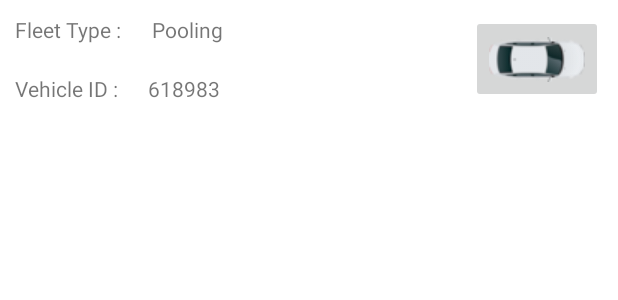
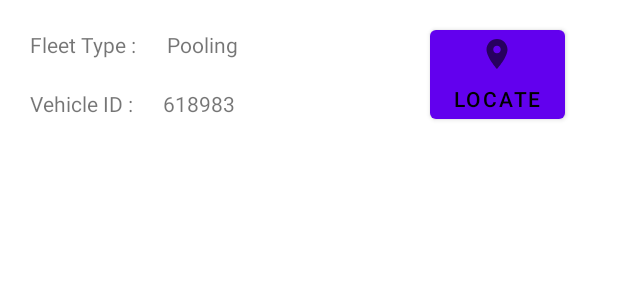
Before and after one commit to Disav0wed/EChauffeur, an Android app: the layout vehicle_list_rv_item.xml on its own in the app's theme, with its tools: preview values and no code run, on a phone screen of 412 x 824 dp. Shown: the top 300 px of the screen. Run offline under Robolectric (Android 15) with nearby library versions, the phone set to English and light mode, and no system bars.

```diff
--- a/app/build.gradle
+++ b/app/build.gradle
@@ -7,6 +7,10 @@ plugins {
 
 android {
     compileSdk 31
+
+    buildFeatures {
+        viewBinding true
+    }
 
     defaultConfig {
         applicationId "com.ibrahimrecepserpici.echauffeur"
--- /dev/null
+++ b/app/src/main/java/com/ibrahimrecepserpici/echauffeur/enums/IFragmentNav.kt
@@ -0,0 +1,6 @@
+package com.ibrahimrecepserpici.echauffeur.enums
+
+interface IFragmentNav {
+    fun getMenuItemId(): Int
+    fun getFragmentNavigationAction(): Int
+}
--- /dev/null
+++ b/app/src/main/res/drawable/ic_baseline_location_on_24.xml
@@ -0,0 +1,10 @@
+<vector xmlns:android="http://schemas.android.com/apk/res/android"
+    android:width="24dp"
+    android:height="24dp"
+    android:viewportWidth="24"
+    android:viewportHeight="24"
+    android:tint="?attr/colorControlNormal">
+  <path
+      android:fillColor="@android:color/white"
+      android:pathData="M12,2C8.13,2 5,5.13 5,9c0,5.25 7,13 7,13s7,-7.75 7,-13c0,-3.87 -3.13,-7 -7,-7zM12,11.5c-1.38,0 -2.5,-1.12 -2.5,-2.5s1.12,-2.5 2.5,-2.5 2.5,1.12 2.5,2.5 -1.12,2.5 -2.5,2.5z"/>
+</vector>
--- a/app/src/main/res/layout/vehicle_list_rv_item.xml
+++ b/app/src/main/res/layout/vehicle_list_rv_item.xml
@@ -1,6 +1,7 @@
 <?xml version="1.0" encoding="utf-8"?>
 <androidx.constraintlayout.widget.ConstraintLayout xmlns:android="http://schemas.android.com/apk/res/android"
     xmlns:app="http://schemas.android.com/apk/res-auto"
+    android:layout_margin="10dp"
     android:layout_width="match_parent"
     android:layout_height="wrap_content">
 
@@ -40,14 +41,19 @@
         app:layout_constraintStart_toEndOf="@id/tvVehicleIdLabel"
         app:layout_constraintTop_toBottomOf="@id/tvFleetTypeLabel" />
 
-    <ImageButton
-        android:layout_margin="10dp"
+
+
+    <Button
+        android:layout_width="wrap_content"
+        android:layout_height="wrap_content"
+        android:drawableTop="@drawable/ic_baseline_location_on_24"
+        android:textColor="#000000"
         android:id="@+id/btnLocate"
-        android:src="@drawable/car_white_64x30"
-        android:layout_width="wrap_content"
-        android:layout_height="0dp"
+        android:layout_marginRight="25dp"
+        android:text="LOCATE"
         app:layout_constraintBottom_toBottomOf="@+id/tvVehicleId"
         app:layout_constraintEnd_toEndOf="parent"
         app:layout_constraintTop_toTopOf="parent" />
 
+
 </androidx.constraintlayout.widget.ConstraintLayout>
```
Also changed, not shown: app/src/main/java/com/ibrahimrecepserpici/echauffeur/activity/IMainActivity.kt (deleted, +0 -10 lines), app/src/main/java/com/ibrahimrecepserpici/echauffeur/activity/MainActivity.kt (+18 -13 lines), app/src/main/java/com/ibrahimrecepserpici/echauffeur/adapter/VehicleInfoListAdapter.kt (+8 -17 lines), app/src/main/java/com/ibrahimrecepserpici/echauffeur/enums/FragmentType.kt (added, +17 -0 lines), app/src/main/java/com/ibrahimrecepserpici/echauffeur/fragment/ListFragment.kt (+12 -28 lines), app/src/main/java/com/ibrahimrecepserpici/echauffeur/fragment/MapFragment.kt (+8 -16 lines), app/src/main/java/com/ibrahimrecepserpici/echauffeur/viewmodel/TaxiViewModel.kt (+8 -3 lines).
